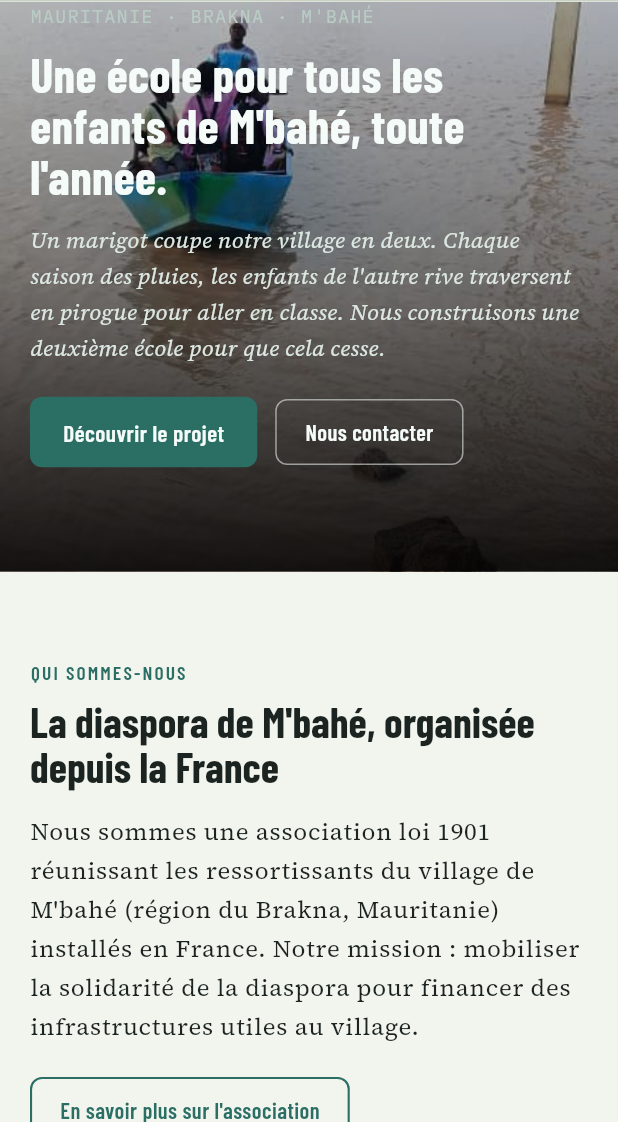
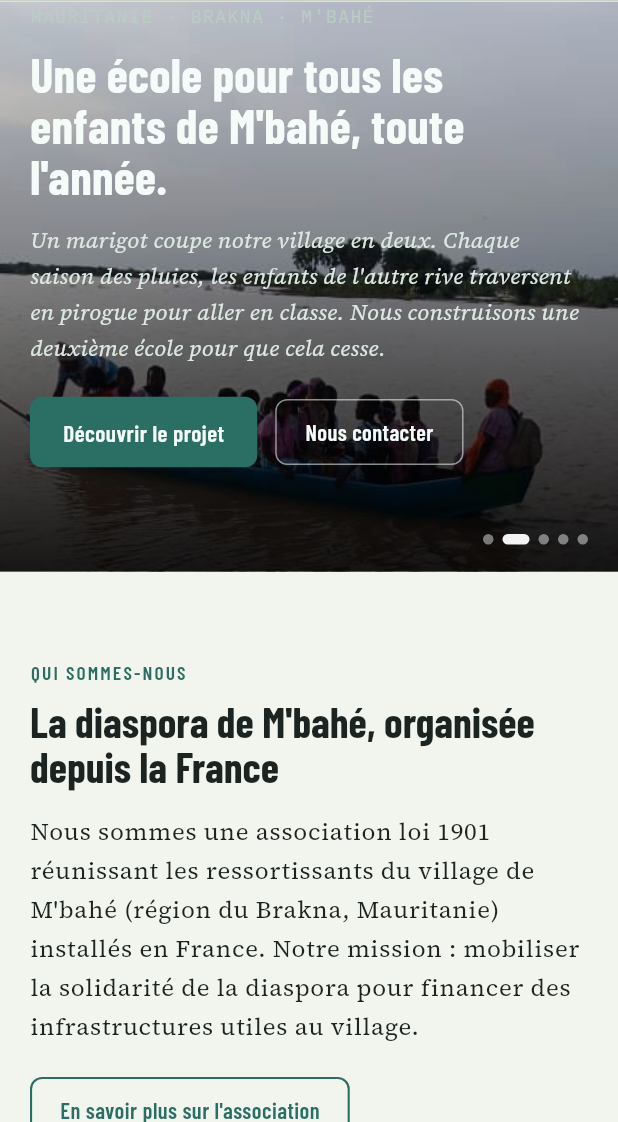
Before and after one commit to kawkumputer/ardm-site, a Flutter app: the screen it shows after launch, on a phone screen of 412 x 824 dp, the part 114-1236 px from its top. Run offline on Flutter 3.47's test engine with Material 3 defaults, Android fonts, the phone set to English and light mode, and no system bars; our stand-ins replace go_router, google_fonts.

Commit message:
Ajoute un slider photo sur l'accueil et corrige les cadrages restants
L'en-tete de la page d'accueil fait maintenant defiler automatiquement
les photos du projet (pirogues et salles de classe) au lieu d'une
image fixe. Ajoute une troisieme photo de pirogue et un champ
d'alignement par photo pour garder les enfants visibles dans chaque
cadrage.

Co-Authored-By: Claude Sonnet 5 <noreply@anthropic.com>

```diff
--- a/lib/data/projects_data.dart
+++ b/lib/data/projects_data.dart
@@ -1,3 +1,4 @@
+import 'package:flutter/widgets.dart' show Alignment;
 import '../models/project.dart';
 
 /// Tous les projets de l'association affichés dans l'onglet « Nos projets ».
@@ -29,16 +30,27 @@ final List<Project> projects = [
     ],
     gallery: [
       GalleryPhoto(
+        asset: 'assets/images/pirogue-ecoliers.jpg',
+        caption: 'La traversée quotidienne en pirogue pendant la saison des pluies.',
+        alignment: Alignment.topCenter,
+      ),
+      GalleryPhoto(
+        asset: 'assets/images/pirogue-groupe.jpg',
+        caption: 'Plusieurs enfants traversent ensemble, cartables sur le dos.',
+        alignment: Alignment.topCenter,
+      ),
+      GalleryPhoto(
+        asset: 'assets/images/pirogue-rive.jpg',
+        caption: 'La pirogue accoste près du village.',
+        alignment: Alignment.topCenter,
+      ),
+      GalleryPhoto(
         asset: 'assets/images/classe-garcons-saturee.jpg',
         caption: "L'école actuelle, aujourd'hui saturée.",
       ),
       GalleryPhoto(
         asset: 'assets/images/classe-filles-saturee.jpg',
         caption: 'Une salle de classe pleine — plus de places disponibles.',
-      ),
-      GalleryPhoto(
-        asset: 'assets/images/pirogue-groupe.jpg',
-        caption: 'La traversée quotidienne en pirogue pendant la saison des pluies.',
       ),
     ],
   ),
--- a/lib/models/project.dart
+++ b/lib/models/project.dart
@@ -1,3 +1,5 @@
+import 'package:flutter/widgets.dart' show Alignment;
+
 enum ProjectStatus {
   enCoursDeFinancement,
   planifie,
@@ -15,8 +17,13 @@ extension ProjectStatusLabel on ProjectStatus {
 class GalleryPhoto {
   final String asset;
   final String caption;
+  final Alignment alignment;
 
-  const GalleryPhoto({required this.asset, required this.caption});
+  const GalleryPhoto({
+    required this.asset,
+    required this.caption,
+    this.alignment = Alignment.center,
+  });
 }
 
 class Project {
--- a/lib/pages/home_page.dart
+++ b/lib/pages/home_page.dart
@@ -1,5 +1,7 @@
+import 'dart:async';
 import 'package:flutter/material.dart';
 import 'package:go_router/go_router.dart';
+import '../models/project.dart';
 import '../theme/app_colors.dart';
 import '../theme/app_theme.dart';
 import '../widgets/content_wrap.dart';
@@ -15,7 +17,7 @@ class HomePage extends StatelessWidget {
     return Column(
       crossAxisAlignment: CrossAxisAlignment.stretch,
       children: [
-        _Hero(imageAsset: flagship.imageAsset),
+        _Hero(photos: flagship.gallery),
         Padding(
           padding: const EdgeInsets.symmetric(vertical: 56),
           child: ContentWrap(
@@ -58,9 +60,42 @@ class HomePage extends StatelessWidget {
   }
 }
 
-class _Hero extends StatelessWidget {
-  final String? imageAsset;
-  const _Hero({required this.imageAsset});
+class _Hero extends StatefulWidget {
+  final List<GalleryPhoto> photos;
+  const _Hero({required this.photos});
+
+  @override
+  State<_Hero> createState() => _HeroState();
+}
+
+class _HeroState extends State<_Hero> {
+  late final PageController _controller;
+  Timer? _timer;
+  int _index = 0;
+
+  @override
+  void initState() {
+    super.initState();
+    _controller = PageController();
+    if (widget.photos.length > 1) {
+      _timer = Timer.periodic(const Duration(seconds: 5), (_) {
+        if (!mounted) return;
+        _index = (_index + 1) % widget.photos.length;
+        _controller.animateToPage(
+          _index,
+          duration: const Duration(milliseconds: 700),
+          curve: Curves.easeInOut,
+        );
+      });
+    }
+  }
+
+  @override
+  void dispose() {
+    _timer?.cancel();
+    _controller.dispose();
+    super.dispose();
+  }
 
   @override
   Widget build(BuildContext context) {
@@ -71,8 +106,16 @@ class _Hero extends StatelessWidget {
       child: Stack(
         fit: StackFit.expand,
         children: [
-          if (imageAsset != null)
-            Image.asset(imageAsset!, fit: BoxFit.cover, alignment: const Alignment(0, -0.4)),
+          if (widget.photos.isNotEmpty)
+            PageView.builder(
+              controller: _controller,
+              itemCount: widget.photos.length,
+              onPageChanged: (i) => setState(() => _index = i),
+              itemBuilder: (context, i) {
+                final photo = widget.photos[i];
+                return Image.asset(photo.asset, fit: BoxFit.cover, alignment: photo.alignment);
+              },
+            ),
           DecoratedBox(
             decoration: BoxDecoration(
               gradient: LinearGradient(
@@ -146,6 +189,27 @@ class _Hero extends StatelessWidget {
               ),
             ),
           ),
+          if (widget.photos.length > 1)
+            Positioned(
+              right: 20,
+              bottom: 18,
+              child: Row(
+                mainAxisSize: MainAxisSize.min,
+                children: List.generate(widget.photos.length, (i) {
+                  final active = i == _index;
+                  return AnimatedContainer(
+                    duration: const Duration(milliseconds: 250),
+                    margin: const EdgeInsets.only(left: 6),
+                    width: active ? 18 : 7,
+                    height: 7,
+                    decoration: BoxDecoration(
+                      color: Colors.white.withValues(alpha: active ? .95 : .45),
+                      borderRadius: BorderRadius.circular(4),
+                    ),
+                  );
+                }),
+              ),
+            ),
         ],
       ),
     );
--- a/lib/pages/project_detail_page.dart
+++ b/lib/pages/project_detail_page.dart
@@ -112,7 +112,7 @@ class _GalleryGrid extends StatelessWidget {
             children: [
               ClipRRect(
                 borderRadius: BorderRadius.circular(10),
-                child: Image.asset(photo.asset, height: 160, width: double.infinity, fit: BoxFit.cover),
+                child: Image.asset(photo.asset, height: 160, width: double.infinity, fit: BoxFit.cover, alignment: photo.alignment),
               ),
               const SizedBox(height: 8),
               Text(photo.caption, style: AppTextStyles.mono(size: 12, color: captionColor)),
```
Also changed, not shown: assets/images/pirogue-rive.jpg (added).
